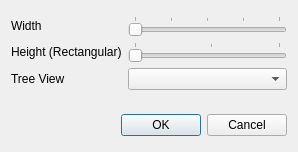
Above: src/corelibs/U2View/src/phyltree/ui/TreeSettingsDialog.ui from violethaze74/ugene before the change. Below: the same form after it.
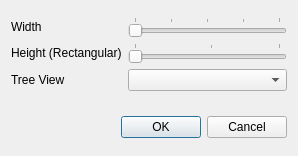
That is the form after the change.

Commit message: Help system for all dialogs, UI improvements for all dialogs.

```diff
--- a/src/corelibs/U2View/src/phyltree/ui/TreeSettingsDialog.ui
+++ b/src/corelibs/U2View/src/phyltree/ui/TreeSettingsDialog.ui
@@ -7,7 +7,7 @@
     <x>0</x>
     <y>0</y>
     <width>298</width>
-    <height>152</height>
+    <height>156</height>
    </rect>
   </property>
   <property name="windowTitle">
@@ -97,35 +97,11 @@
     </spacer>
    </item>
    <item row="2" column="0">
-    <layout class="QHBoxLayout" name="horizontalLayout">
-     <item>
-      <spacer name="horizontalSpacer">
-       <property name="orientation">
-        <enum>Qt::Horizontal</enum>
-       </property>
-       <property name="sizeHint" stdset="0">
-        <size>
-         <width>40</width>
-         <height>20</height>
-        </size>
-       </property>
-      </spacer>
-     </item>
-     <item>
-      <widget class="QPushButton" name="okButton">
-       <property name="text">
-        <string>OK</string>
-       </property>
-      </widget>
-     </item>
-     <item>
-      <widget class="QPushButton" name="cancelButton">
-       <property name="text">
-        <string>Cancel</string>
-       </property>
-      </widget>
-     </item>
-    </layout>
+    <widget class="QDialogButtonBox" name="buttonBox">
+     <property name="standardButtons">
+      <set>QDialogButtonBox::Cancel|QDialogButtonBox::Ok</set>
+     </property>
+    </widget>
    </item>
   </layout>
  </widget>
```
Left out of the diff: 58 changed lines with no effect on the pictures. The commit also changes 309 other files.
